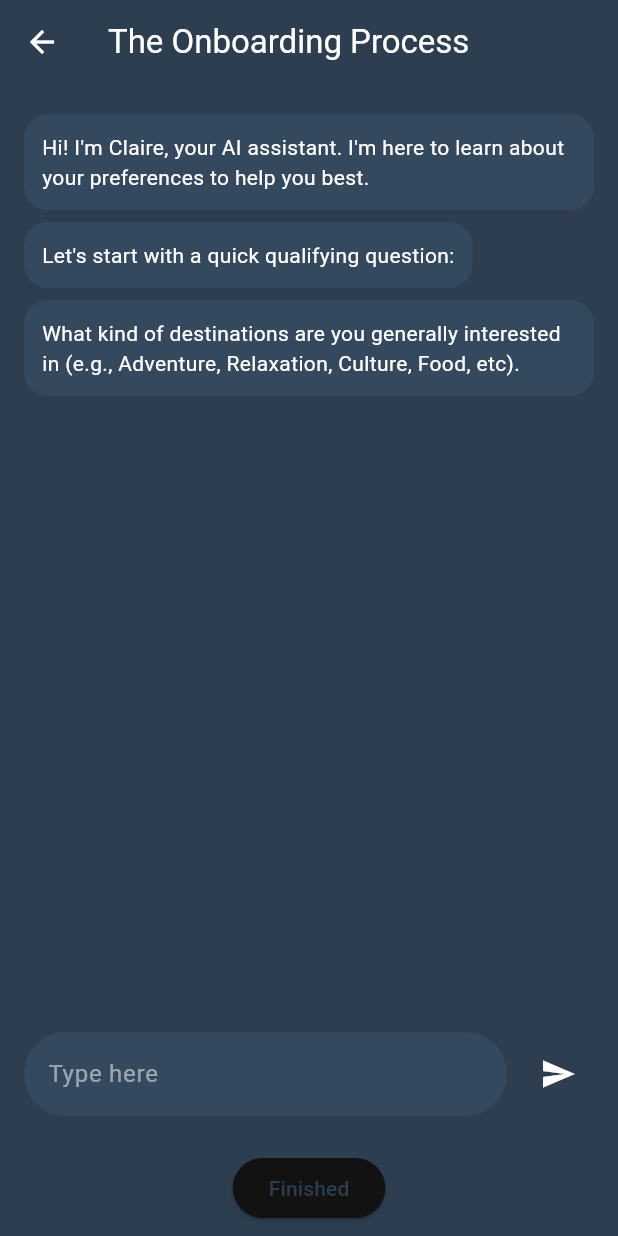
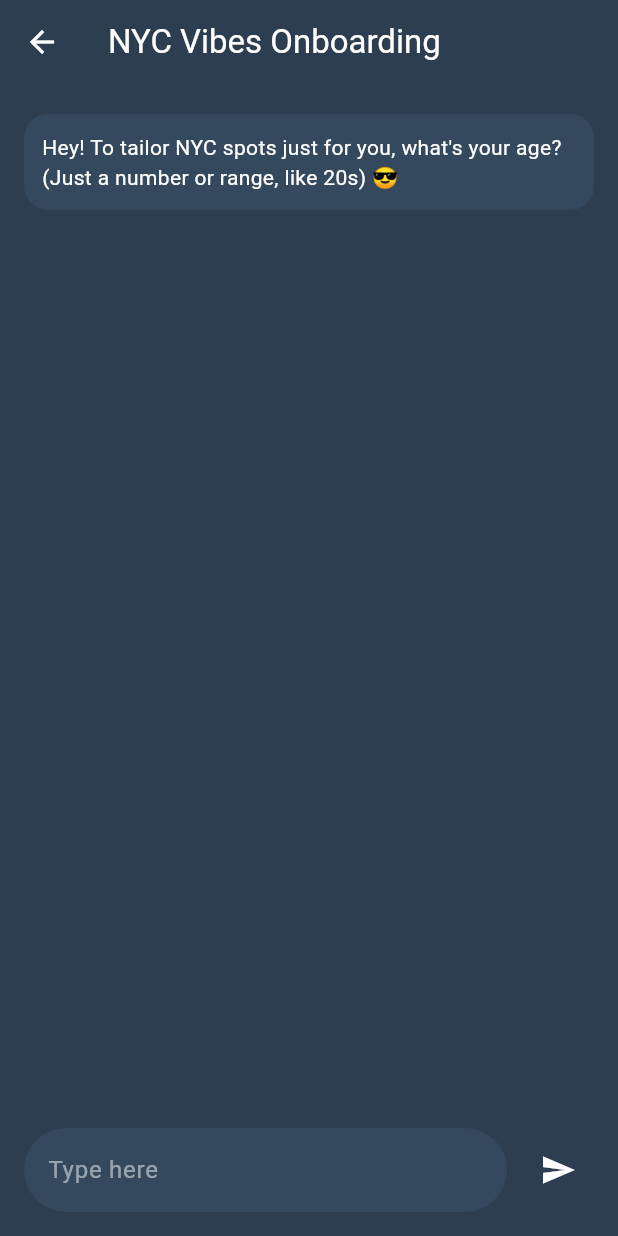
Before and after one commit to jay2jp/Planex, a Flutter app: the Onboarding1Page screen opened by its route, after a tap on the "send" icon, on a phone screen of 412 x 824 dp. Run offline on Flutter 3.47's test engine with Material 3 defaults, Android fonts, the phone set to English and light mode, and no system bars; our stand-ins replace flutter_dotenv, google_sign_in, supabase_flutter; missing offline and left inert: dart_openai, google_sign_in_web; accounts and stored records are empty.

Commit message:
feat: Implement conversational onboarding flow
This commit transforms the static onboarding screen into a fully conversational AI-driven chat experience.

The new implementation features:
- A fun, witty AI guide for the NYC Vibes app.
- A dynamic, LLM-driven conversation that gathers user preferences across nine topics.
- A tool call for the LLM to signal the completion of the onboarding process.
- A 'Finished' button that appears when the onboarding is complete or after a set number of turns.
- The conversation history is passed to the next screen for further processing.

```diff
--- a/Application/FrontEnd/planex/lib/onboarding1_page.dart
+++ b/Application/FrontEnd/planex/lib/onboarding1_page.dart
@@ -13,13 +13,30 @@ class _Onboarding1PageState extends State<Onboarding1Page> {
   final TextEditingController _controller = TextEditingController();
   final List<Map<String, String>> _messages = [];
   bool _isLoading = false;
+  bool _showFinishedButton = false;
+
+  final String _systemMessage = """
+You are a fun, witty AI guide for NYC Vibes, an app that pulls fresh recommendations from Instagram Reels and TikTok based on real-time trends and your location in NYC. Your goal is to skip boring forms and build a quick user profile through a chill, playful chat. Keep it light, emoji-filled, and super casual—like texting a cool friend. Ask one question at a time, wait for their reply, then build on it naturally. Aim for short, few-word answers from them (e.g., "Pick one: low, mid, or high?"). Cover these exact topics in this order, but weave them in conversationally without listing them out:
+
+1. Age
+2. General interests (foodie, nightlife, outdoors, shopping, art, or user's own words)
+3. Budget range (low, mid, high)
+4. Gender
+5. Cultural interests (museums, history, architecture, religious sites)
+6. Political alignment (progressive, traditional, balanced mix, or none)
+7. Drinking habits (party, casual, heavy, sober curious, no thanks)
+8. Introvert/extrovert
+9. Dietary restrictions
+
+Once you have all info, summarize their profile playfully (e.g., "Gotcha: 25-year-old foodie, mid-budget gal into progressive vibes, extrovert with a casual drink style—no gluten!"), confirm if it's spot on, then call the `showFinishedButton` tool. From there, use their profile + location to query Reels/TikTok for personalized, fresh recs via RAG and time series.
+
+Stay in character: Energetic, non-pushy, fun. If they skip or say "idk," suggest defaults or move on with "No worries, we can tweak later!" Never ask more than needed; keep chat to 9-10 turns max. End onboarding seamlessly into the main query flow.
+""";
 
   @override
   void initState() {
     super.initState();
-    _addMessage('Hi! I\'m Claire, your AI assistant. I\'m here to learn about your preferences to help you best.', 'Claire');
-    _addMessage('Let\'s start with a quick qualifying question:', 'Claire');
-    _addMessage('What kind of destinations are you generally interested in (e.g., Adventure, Relaxation, Culture, Food, etc).', 'Claire');
+    _addMessage("Hey! To tailor NYC spots just for you, what's your age? (Just a number or range, like 20s) 😎", 'Claire');
   }
 
   void _addMessage(String content, String sender) {
@@ -40,22 +57,50 @@ class _Onboarding1PageState extends State<Onboarding1Page> {
     });
 
     try {
+      final chatHistory = _messages.map((m) {
+        return OpenAIChatCompletionChoiceMessageModel(
+          content: [
+            OpenAIChatCompletionChoiceMessageContentItemModel.text(m['content']!),
+          ],
+          role: m['sender'] == 'user' ? OpenAIChatMessageRole.user : OpenAIChatMessageRole.assistant,
+        );
+      }).toList();
+
       final chatCompletion = await OpenAI.instance.chat.create(
         model: 'openai/gpt-oss-20b',
         messages: [
           OpenAIChatCompletionChoiceMessageModel(
             content: [
-              OpenAIChatCompletionChoiceMessageContentItemModel.text(
-                'You are Claire, an AI assistant for a travel planning app called Planex. Your goal is to understand the user\'s travel preferences. Keep your responses concise and engaging. Ask clarifying questions to get a better understanding of what the user is looking for. The user said: "$message"',
+              OpenAIChatCompletionChoiceMessageContentItemModel.text(_systemMessage),
+            ],
+            role: OpenAIChatMessageRole.system,
           ),
+          ...chatHistory,
         ],
-            role: OpenAIChatMessageRole.user,
+        tools: [
+          OpenAIToolModel(
+            type: 'function',
+            function: OpenAIFunctionModel.withParameters(
+              name: 'showFinishedButton',
+              description: 'Call this tool when you feel you have gotten enough information about the user to build a complete profile.',
+              parameters: [],
             ),
+          )
         ],
       );
 
-      final response = chatCompletion.choices.first.message.content?.first.text ?? 'Sorry, I could not process that.';
-      _addMessage(response, 'Claire');
+      final response = chatCompletion.choices.first.message;
+      if (response.toolCalls != null && response.toolCalls!.isNotEmpty) {
+        for (final toolCall in response.toolCalls!) {
+          if (toolCall.function.name == 'showFinishedButton') {
+            setState(() {
+              _showFinishedButton = true;
+            });
+          }
+        }
+      } else {
+        _addMessage(response.content?.first.text ?? 'Sorry, I could not process that.', 'Claire');
+      }
     } catch (e) {
       _addMessage('Error: ${e.toString()}', 'Claire');
     } finally {
@@ -69,7 +114,7 @@ class _Onboarding1PageState extends State<Onboarding1Page> {
   Widget build(BuildContext context) {
     return Scaffold(
       appBar: AppBar(
-        title: const Text('The Onboarding Process'),
+        title: const Text('NYC Vibes Onboarding'),
         backgroundColor: const Color(0xFF2C3E50),
       ),
       backgroundColor: const Color(0xFF2C3E50),
@@ -134,6 +179,7 @@ class _Onboarding1PageState extends State<Onboarding1Page> {
               ],
             ),
           ),
+          if (_showFinishedButton || _messages.length > 20)
             Padding(
               padding: const EdgeInsets.all(8.0),
               child: ElevatedButton(
```
Lines whose indentation alone changed are shown as unchanged.
